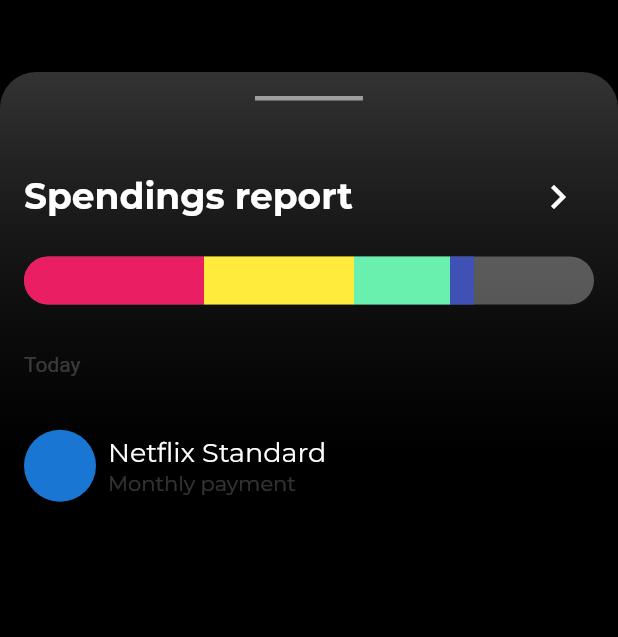
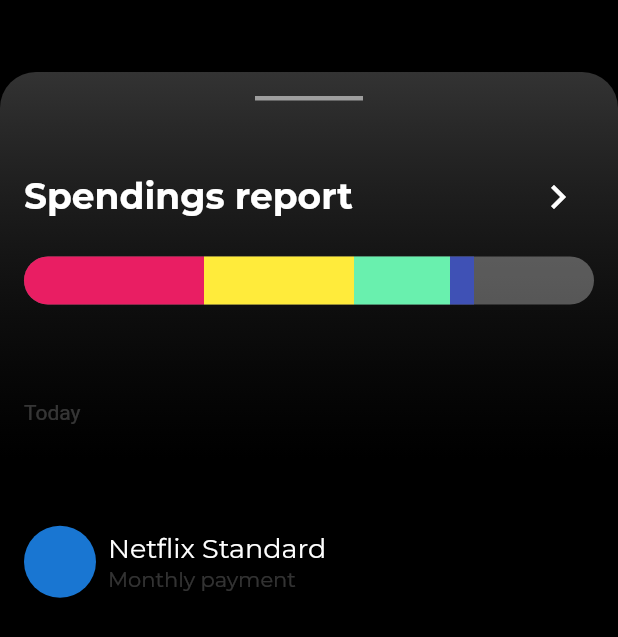
Before and after one commit to JAICHANGPARK/flutter_notebook_8th_story, a Flutter app: the screen it shows after launch, on a phone screen of 412 x 824 dp. Shown: the top 637 px of the screen. Run offline on Flutter 3.47's test engine with Material 2 defaults, Android fonts, the phone set to English and light mode, and no system bars; our stand-ins replace badges, flutter_hooks, google_fonts, hooks_riverpod, state_notifier.

Commit message:
Update bank_main_page.dart

```diff
--- a/lib/ep594_banking_app/bank_main_page.dart
+++ b/lib/ep594_banking_app/bank_main_page.dart
@@ -105,9 +105,12 @@ class _BankMainPageState extends State<BankMainPage> {
                           ),
                         ),
                         SizedBox(height: 32,),
-                        Text(
-                          "Today",
-                          style: TextStyle(color: Colors.white.withOpacity(0.2)),
+                        Padding(
+                          padding: const EdgeInsets.symmetric(vertical: 32),
+                          child: Text(
+                            "Today",
+                            style: TextStyle(color: Colors.white.withOpacity(0.2)),
+                          ),
                         ),
                         SizedBox(height: 32,),
                         Row(
```
